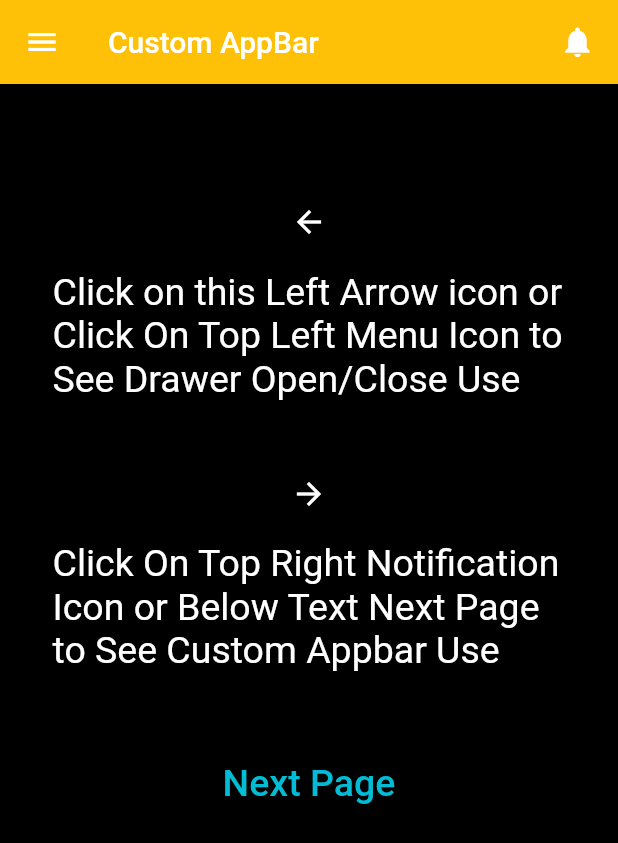
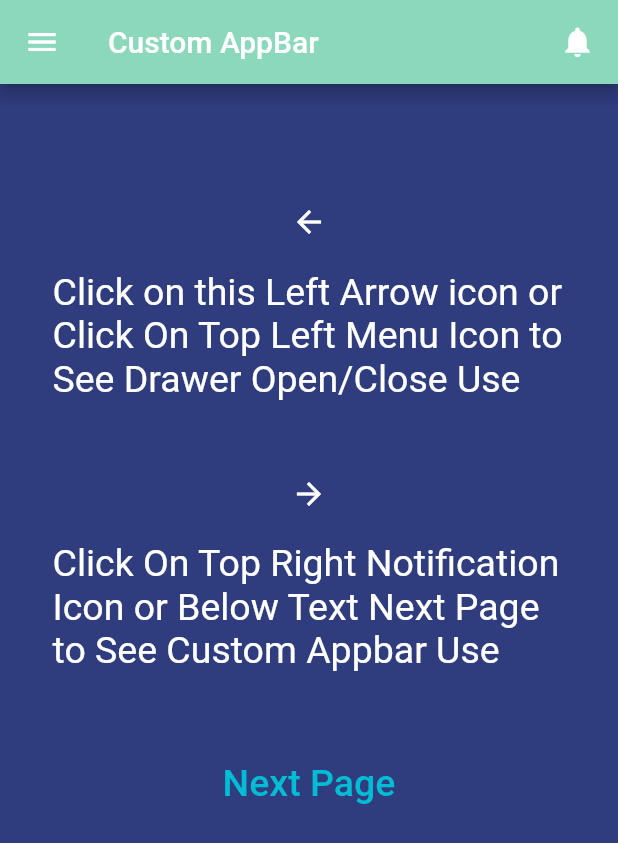
Before and after one commit to Haffshah/appbarapp, a Flutter app: the screen it shows after launch, after a tap on "Custom AppBar In Multiple Screen", on a phone screen of 412 x 824 dp. Shown: the top 843 px of the screen. Run offline on Flutter 3.47's test engine with Material 2 defaults, Android fonts, the phone set to English and light mode, and no system bars; our stand-ins replace url_launcher_web.

Commit message:
New Feature Updated

```diff
--- a/lib/CustomAppBar.dart
+++ b/lib/CustomAppBar.dart
@@ -30,7 +30,7 @@ class _ThirdPageState extends State<ThirdPage> {
     return Scaffold(
       key: _scafoldKey,
       appBar: CustomAppBar(
-        backgroundColor: Colors.amber,
+        backgroundColor: Color(0xff8BD8BD),
         title: Text('Custom AppBar'),
         actions: [
           Padding(
@@ -51,7 +51,7 @@ class _ThirdPageState extends State<ThirdPage> {
       body: Container(
         height: double.infinity,
         width: double.infinity,
-        color: Colors.black,
+        color:Color(0xff2F3C7E),
         child: Padding(
           padding: const EdgeInsets.symmetric(horizontal: 35.0, vertical: 30.0),
           child: Column(
--- a/lib/main.dart
+++ b/lib/main.dart
@@ -24,10 +24,10 @@ class MainHome extends StatelessWidget {
   @override
   Widget build(BuildContext context) {
     return Scaffold(
-      backgroundColor: Colors.black,
+      backgroundColor: Color(0xffFBEAEB),
       appBar: AppBar(
         centerTitle: true,
-        backgroundColor: Colors.orange,
+        backgroundColor: Color(0xff2F3C7E),
         title: Text('Main Home Page'),
       ),
       body: Center(
@@ -37,7 +37,7 @@ class MainHome extends StatelessWidget {
           children: [
             ElevatedButton(
               style: ElevatedButton.styleFrom(
-                primary: Colors.orange,
+                primary:  Color(0xff2F3C7E),
                 fixedSize: Size(280, 40),
                 shape: RoundedRectangleBorder(
                   borderRadius: BorderRadius.circular(5),
@@ -58,7 +58,7 @@ class MainHome extends StatelessWidget {
             ),
             ElevatedButton(
               style: ElevatedButton.styleFrom(
-                primary: Colors.orange,
+                primary:Color(0xff2F3C7E),
                 fixedSize: Size(280, 40),
                 shape: RoundedRectangleBorder(
                   borderRadius: BorderRadius.circular(5),
@@ -79,7 +79,7 @@ class MainHome extends StatelessWidget {
             ),
             ElevatedButton(
               style: ElevatedButton.styleFrom(
-                primary: Colors.orange,
+                primary: Color(0xff2F3C7E),
                 fixedSize: Size(280, 40),
                 shape: RoundedRectangleBorder(
                   borderRadius: BorderRadius.circular(5),
@@ -100,7 +100,7 @@ class MainHome extends StatelessWidget {
             ),
             ElevatedButton(
               style: ElevatedButton.styleFrom(
-                primary: Colors.orange,
+                primary:  Color(0xff2F3C7E),
                 fixedSize: Size(280, 40),
                 shape: RoundedRectangleBorder(
                   borderRadius: BorderRadius.circular(5),
```
Also changed, not shown: 1 other file.
